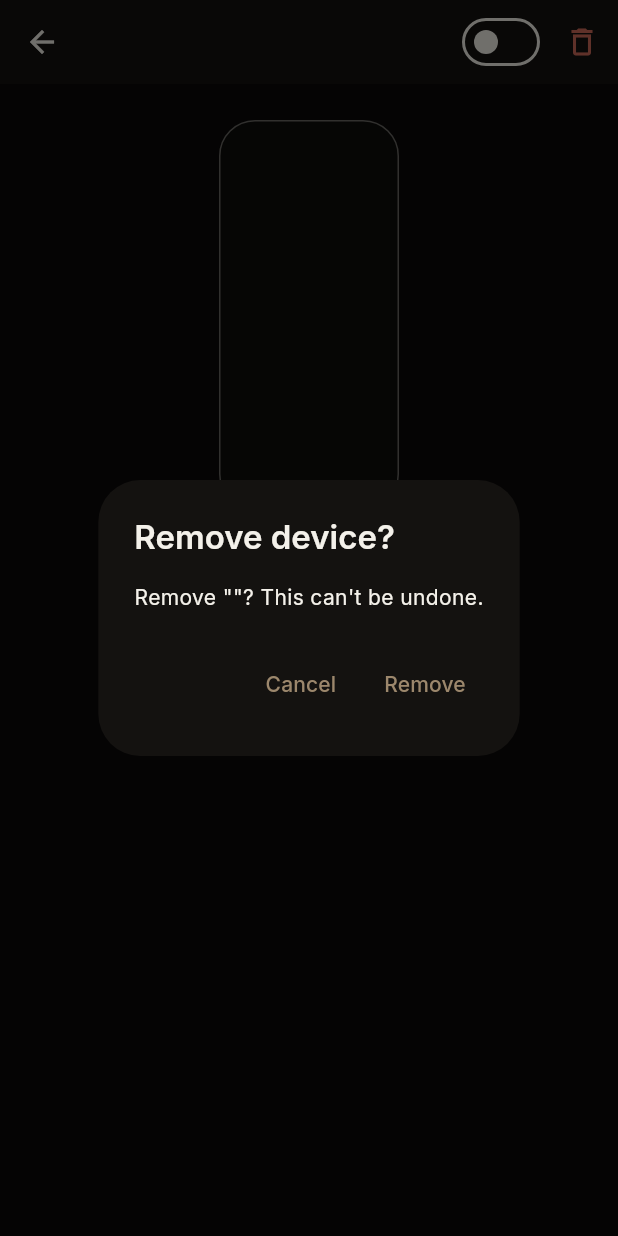
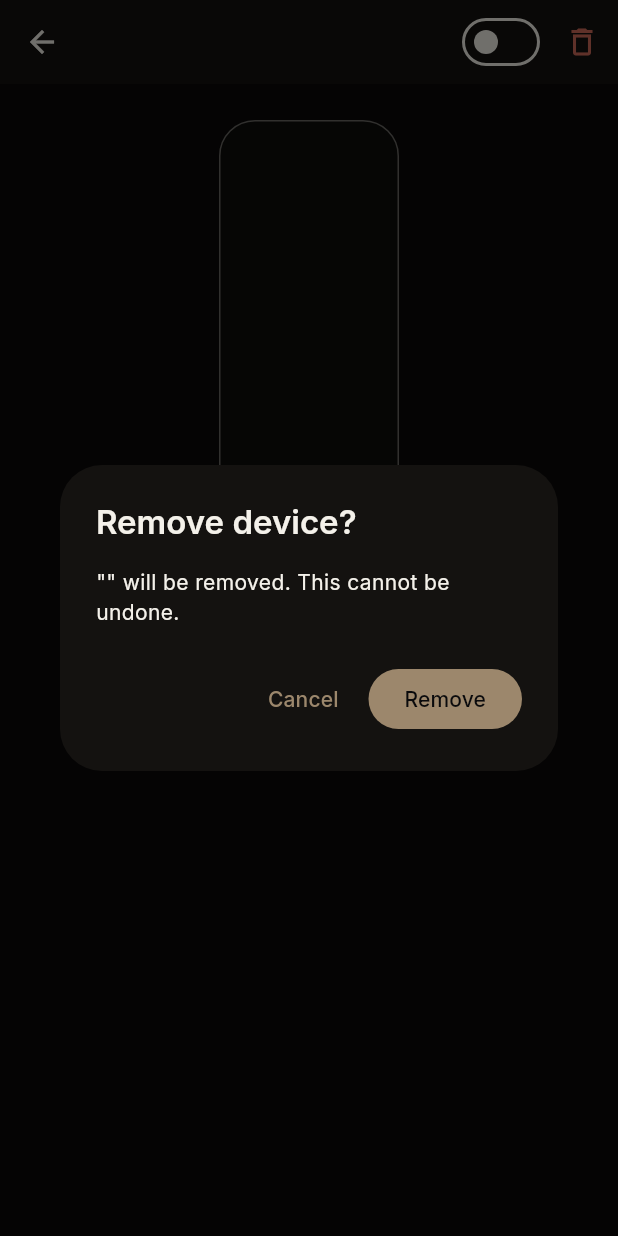
Before and after one commit to supremedomotics/OS-app, a Flutter app: the LightingDetail screen opened directly with empty values, after a tap on the "delete outline" icon, on a phone screen of 412 x 824 dp. Run offline on Flutter 3.47's test engine with Material 3 defaults, Android fonts, the phone set to English and light mode, and no system bars; our stand-ins replace flutter_riverpod, shared_preferences, video_player; missing offline and left inert: flutter_webrtc; accounts and stored records are empty; network calls fail.

Commit message:
Design system Phase 3: shared rename/remove dialogs for mobile
Adds promptRenameDevice/confirmRemoveDevice to aureon_flutter, replacing
6 near-identical AlertDialog implementations (avr/climate console screens,
device sheet, category device list, lighting detail) with one canonical
pair. Behavior preserved; wording standardized on the majority phrasing.

Co-Authored-By: Claude Sonnet 5 <noreply@anthropic.com>
Claude-Session: https://claude.ai/code/session_01EBecuTkque4TJM3ndyHGTv

```diff
--- a/apps/mobile/lib/screens/category_device_list_screen.dart
+++ b/apps/mobile/lib/screens/category_device_list_screen.dart
@@ -69,20 +69,7 @@ class _CategoryDeviceListScreenState extends ConsumerState<CategoryDeviceListScr
     }
   }
 
-  Future<bool> _confirmRemove(Device d) async {
-    final ok = await showDialog<bool>(
-      context: context,
-      builder: (ctx) => AlertDialog(
-        title: const Text('Remove device?'),
-        content: Text('Remove "${d.name}"? This can\'t be undone.'),
-        actions: [
-          TextButton(onPressed: () => Navigator.of(ctx).pop(false), child: const Text('Cancel')),
-          TextButton(onPressed: () => Navigator.of(ctx).pop(true), child: const Text('Remove')),
-        ],
-      ),
-    );
-    return ok ?? false;
-  }
+  Future<bool> _confirmRemove(Device d) => confirmRemoveDevice(context, d.name);
 
   Future<void> _remove(Device d) async {
     try {
--- a/apps/mobile/lib/screens/lighting_detail.dart
+++ b/apps/mobile/lib/screens/lighting_detail.dart
@@ -33,18 +33,8 @@ class _LightingDetailState extends ConsumerState<LightingDetail> {
   Future<void> _cmd(Map<String, dynamic> c) => ref.read(clientProvider).command(widget.device.id, c);
 
   Future<void> _remove() async {
-    final ok = await showDialog<bool>(
-      context: context,
-      builder: (ctx) => AlertDialog(
-        title: const Text('Remove device?'),
-        content: Text('Remove "${widget.device.name}"? This can\'t be undone.'),
-        actions: [
-          TextButton(onPressed: () => Navigator.of(ctx).pop(false), child: const Text('Cancel')),
-          TextButton(onPressed: () => Navigator.of(ctx).pop(true), child: const Text('Remove')),
-        ],
-      ),
-    );
-    if (ok != true) return;
+    final ok = await confirmRemoveDevice(context, widget.device.name);
+    if (!ok) return;
     setState(() => _removing = true);
     try {
       await ref.read(clientProvider).deleteDevice(widget.device.id);
--- a/packages/aureon-flutter/lib/aureon_flutter.dart
+++ b/packages/aureon-flutter/lib/aureon_flutter.dart
@@ -7,6 +7,7 @@ library;
 
 export 'src/tokens.g.dart';
 export 'src/theme.dart';
+export 'src/dialogs.dart';
 export 'src/widgets/fill_tile.dart';
 export 'src/widgets/category_tile.dart';
 export 'src/widgets/device_control_tile.dart';
--- /dev/null
+++ b/packages/aureon-flutter/lib/src/dialogs.dart
@@ -0,0 +1,39 @@
+import 'package:flutter/material.dart';
+
+/// Shared "Rename device" prompt (§ Design System) — the single canonical implementation of
+/// a dialog that was previously duplicated, byte-for-byte, across every device console.
+/// Returns the trimmed new name, or `null` if the user cancelled or left it unchanged.
+Future<String?> promptRenameDevice(BuildContext context, String currentName) async {
+  final ctrl = TextEditingController(text: currentName);
+  final name = await showDialog<String>(
+    context: context,
+    builder: (ctx) => AlertDialog(
+      title: const Text('Rename device'),
+      content: TextField(controller: ctrl, autofocus: true, decoration: const InputDecoration(labelText: 'Name')),
+      actions: [
+        TextButton(onPressed: () => Navigator.of(ctx).pop(), child: const Text('Cancel')),
+        FilledButton(onPressed: () => Navigator.of(ctx).pop(ctrl.text.trim()), child: const Text('Save')),
+      ],
+    ),
+  );
+  if (name == null || name.isEmpty || name == currentName) return null;
+  return name;
+}
+
+/// Shared "Remove device?" confirmation (§ Design System) — the single canonical
+/// implementation of a dialog that was previously duplicated, with minor drift, across every
+/// device console and list. Returns `true` if the user confirmed removal.
+Future<bool> confirmRemoveDevice(BuildContext context, String deviceName) async {
+  final ok = await showDialog<bool>(
+    context: context,
+    builder: (ctx) => AlertDialog(
+      title: const Text('Remove device?'),
+      content: Text('"$deviceName" will be removed. This cannot be undone.'),
+      actions: [
+        TextButton(onPressed: () => Navigator.of(ctx).pop(false), child: const Text('Cancel')),
+        FilledButton(onPressed: () => Navigator.of(ctx).pop(true), child: const Text('Remove')),
+      ],
+    ),
+  );
+  return ok == true;
+}
```
Also changed, not shown: apps/mobile/lib/screens/avr_console_screen.dart (+4 -27 lines), apps/mobile/lib/screens/climate_console_screen.dart (+4 -27 lines), apps/mobile/lib/screens/device_sheet.dart (+6 -29 lines).
